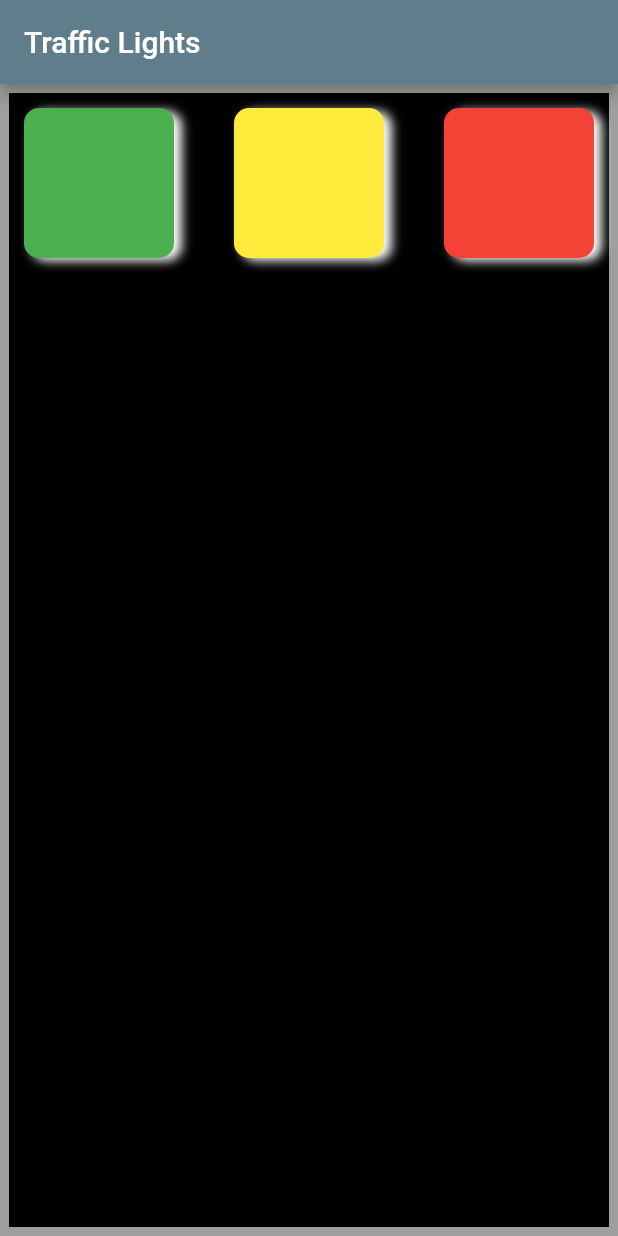
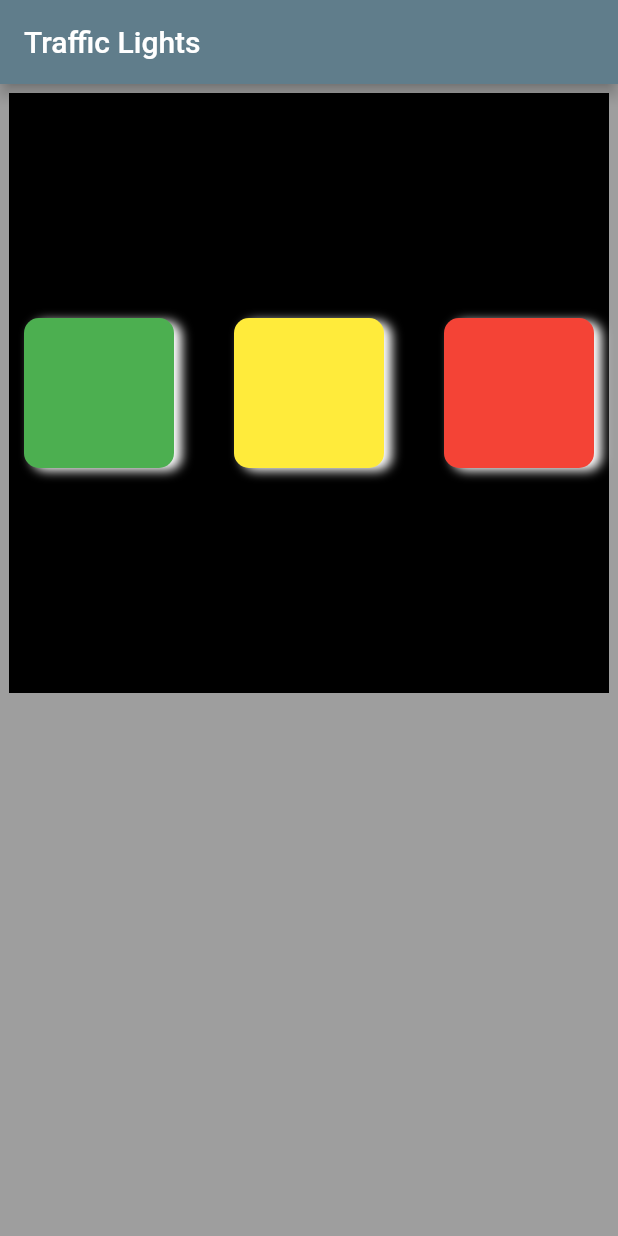
Before and after one commit to Ramji001/MyApp, a Flutter app: the screen it shows after launch, on a phone screen of 412 x 824 dp. Run offline on Flutter 3.47's test engine with Material 2 defaults, Android fonts, the phone set to English and light mode, and no system bars.

Commit message:
chapter2 completed

```diff
--- a/class_test/lib/main.dart
+++ b/class_test/lib/main.dart
@@ -21,9 +21,12 @@
       body: Padding(
         padding: const EdgeInsets.all(6.0),
         child: Container(
+          alignment: Alignment.center,
           color: Colors.black,
-          width: MediaQuery.of(context).size.width,
-          height: MediaQuery.of(context).size.height,
+          width: 400,
+          height: 400,
+          // width: MediaQuery.of(context).size.width,
+          // height: MediaQuery.of(context).size.height,
           child: Padding(
             padding: const EdgeInsets.all(10.0),
             child: Row(
```
Also changed, not shown: 2 other files.
